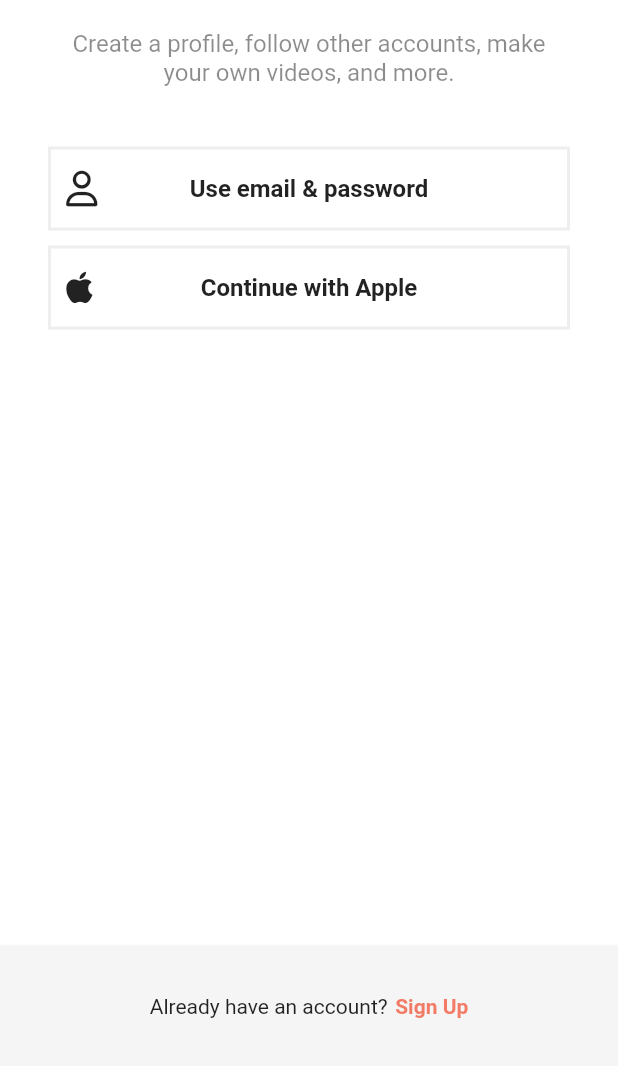
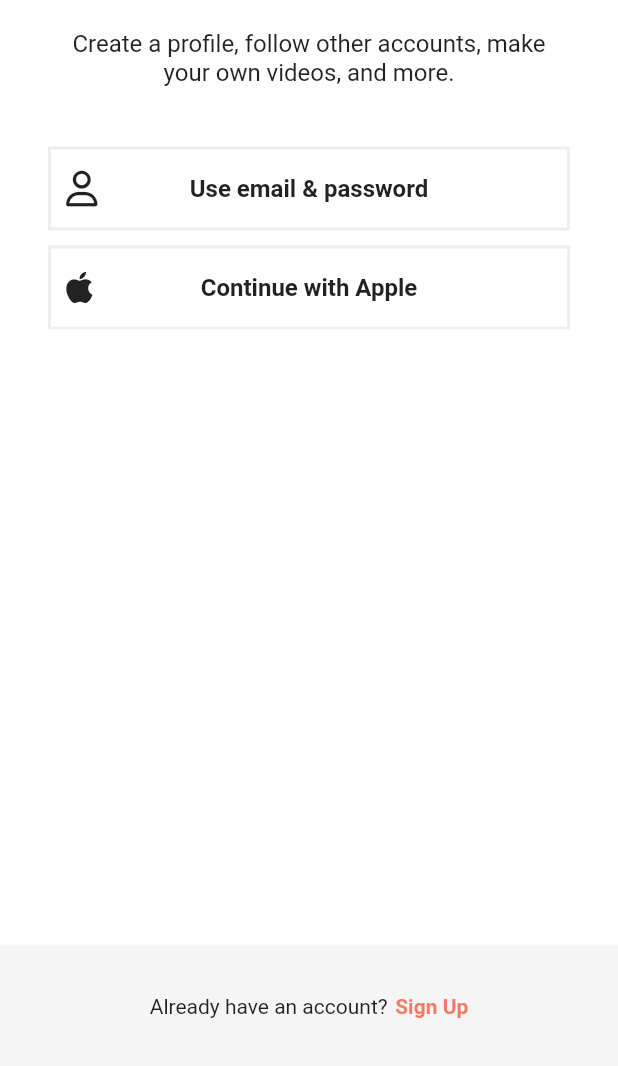
Before and after one commit to June222/tictok_clone, a Flutter app: the LoginScreen screen opened directly, on a phone screen of 412 x 824 dp, the part 170-1236 px from its top. Run offline on Flutter 3.47's test engine with Material 2 defaults, Android fonts, the phone set to English and light mode, and no system bars; our stand-ins replace font_awesome_flutter, shared_preferences, video_player, visibility_detector; accounts and stored records are empty; network calls fail.

Commit message:
코드: TextTheme 적용 Theme.of().textTheme.$value

```diff
--- a/lib/features/authentication/widgets/login_screen.dart
+++ b/lib/features/authentication/widgets/login_screen.dart
@@ -68,12 +68,9 @@ class LoginScreen extends StatelessWidget {
                   ),
                 ),
                 Gaps.v20,
-                const Text(
+                Text(
                   "Create a profile, follow other accounts, make your own videos, and more.",
-                  style: TextStyle(
-                    fontSize: Sizes.size16,
-                    color: Colors.black45,
-                  ),
+                  style: Theme.of(context).textTheme.titleMedium,
                   textAlign: TextAlign.center,
                 ),
                 Gaps.v40,
```
